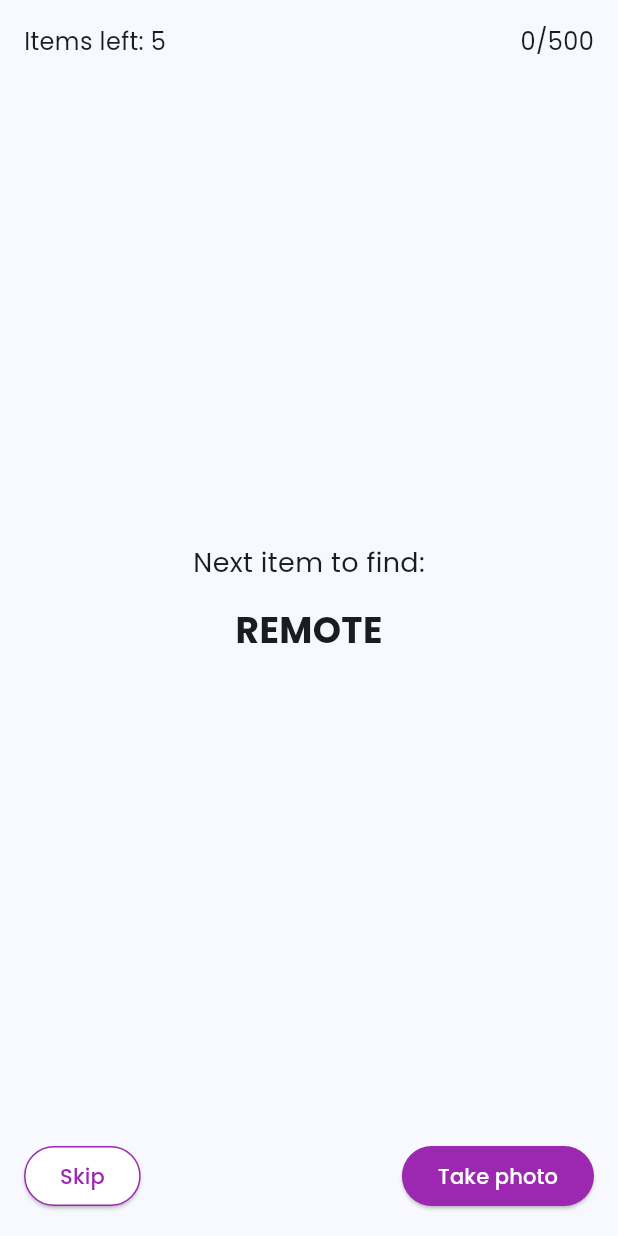
After one commit to Karunanidi/my_tflit_app, a Flutter app: the HuntScreen screen opened directly, on a phone screen of 412 x 824 dp. The commit adds this screen. Run offline on Flutter 3.47's test engine with Material 3 defaults, Android fonts, the phone set to English and light mode, and no system bars; our stand-ins replace cached_network_image, carousel_slider, flutter_svg, get, google_fonts, image_picker and 4 more; missing offline and left inert: flutter_tflite; accounts and stored records are empty; network calls fail.

```diff
--- a/lib/core/utils/constant.dart
+++ b/lib/core/utils/constant.dart
@@ -13,3 +13,10 @@ const String LOTTIE_SCAN_OBJECT = 'assets/lottie_scan_object.json';
 const String LOTTIE_VALIDATE = 'assets/lottie_validate.json';
 
 const String LOTTIE_START = 'assets/lottie_start.json';
+
+// DUMMY RESOURCES
+
+const String IMG_DUMMY =
+    'https://images.unsplash.com/photo-1635939412822-8f3ee593d147?q=80&w=1954&auto=format&fit=crop&ixlib=rb-4.0.3&ixid=M3wxMjA3fDB8MHxwaG90by1wYWdlfHx8fGVufDB8fHx8fA%3D%3D';
+
+const String MAP_BOX_TOKEN = 'pk.eyJ1IjoiaXJmYW5yZXYxNyIsImEiOiJjbHpoNDB4cGQwMG4yMnBxMXY0MG16eXNnIn0.zm924pObJ0R6MZxLzJps6Q';
--- a/lib/main.dart
+++ b/lib/main.dart
@@ -1,6 +1,7 @@
 import 'dart:ui';
 
 import 'package:flutter/material.dart';
+import 'package:flutter/services.dart';
 import 'package:get/get.dart';
 import 'package:google_fonts/google_fonts.dart';
 import 'package:my_tflit_app/core/utils/appcolors.dart';
@@ -10,6 +11,11 @@ import 'package:my_tflit_app/presentation/onboardning_screen/onboarding_screen.d
 
 void main() async {
   WidgetsFlutterBinding.ensureInitialized();
+  await SystemChrome.setPreferredOrientations([
+    DeviceOrientation.portraitUp,
+    DeviceOrientation.portraitDown,
+  ]);
+  // SystemChrome.setEnabledSystemUIMode(SystemUiMode.immersiveSticky);
   await PreferenceUtils.init();
   DartPluginRegistrant.ensureInitialized();
   Get.put(ImageController());
--- /dev/null
+++ b/lib/presentation/detector_screen/hunt_screen.dart
@@ -0,0 +1,89 @@
+import 'package:flutter/material.dart';
+
+class HuntScreen extends StatefulWidget {
+  const HuntScreen({super.key});
+
+  @override
+  State<HuntScreen> createState() => _HuntScreenState();
+}
+
+class _HuntScreenState extends State<HuntScreen> {
+  @override
+  Widget build(BuildContext context) {
+    return Scaffold(
+      body: SafeArea(
+        child: Padding(
+          padding: const EdgeInsets.all(16.0),
+          child: Column(
+            mainAxisAlignment: MainAxisAlignment.spaceBetween,
+            children: [
+              // Top bar
+              const Row(
+                mainAxisAlignment: MainAxisAlignment.spaceBetween,
+                children: [
+                  Text(
+                    'Items left: 5',
+                    style: TextStyle(fontSize: 16.0),
+                  ),
+                  Text(
+                    '0/500',
+                    style: TextStyle(fontSize: 16.0),
+                  ),
+                ],
+              ),
+
+              // Main content area
+              const Column(
+                children: [
+                  Text(
+                    'Next item to find:',
+                    style: TextStyle(fontSize: 18.0),
+                  ),
+                  SizedBox(height: 14.0),
+                  Text(
+                    'REMOTE',
+                    style: TextStyle(fontSize: 24, fontWeight: FontWeight.bold),
+                  ),
+                ],
+              ),
+
+              // Bottom buttons
+              Row(
+                mainAxisAlignment: MainAxisAlignment.spaceBetween,
+                children: [
+                  ElevatedButton(
+                    onPressed: () {
+                      // Skip action
+                    },
+                    style: ElevatedButton.styleFrom(
+                      shape: RoundedRectangleBorder(
+                        borderRadius: BorderRadius.circular(20.0),
+                        side: const BorderSide(color: Colors.purple),
+                      ),
+                      backgroundColor: Colors.white,
+                      foregroundColor: Colors.purple,
+                    ),
+                    child: const Text('Skip'),
+                  ),
+                  ElevatedButton(
+                    onPressed: () {
+                      // Take photo action
+                    },
+                    style: ElevatedButton.styleFrom(
+                      shape: RoundedRectangleBorder(
+                        borderRadius: BorderRadius.circular(20.0),
+                      ),
+                      backgroundColor: Colors.purple,
+                      foregroundColor: Colors.white,
+                    ),
+                    child: const Text('Take photo'),
+                  ),
+                ],
+              ),
+            ],
+          ),
+        ),
+      ),
+    );
+  }
+}
--- a/lib/presentation/detector_screen/intro_screen.dart
+++ b/lib/presentation/detector_screen/intro_screen.dart
@@ -2,6 +2,7 @@ import 'package:flutter/material.dart';
 import 'package:get/get.dart';
 import 'package:my_tflit_app/core/utils/appcolors.dart';
 import 'package:my_tflit_app/presentation/detector_screen/detector_screen.dart';
+import 'package:my_tflit_app/presentation/detector_screen/hunt_screen.dart';
 
 class IntroScreen extends StatefulWidget {
   const IntroScreen({super.key});
@@ -15,7 +16,7 @@ class _IntroScreenState extends State<IntroScreen> {
   void initState() {
     Future.delayed(
       const Duration(seconds: 3),
-      () => Get.to(() => const DetectorScreen()),
+      () => Get.to(() => const HuntScreen()),
     );
     super.initState();
   }
--- a/pubspec.yaml
+++ b/pubspec.yaml
@@ -26,6 +26,10 @@ dependencies:
   bloc: ^8.1.4
   flutter_svg: ^2.0.10+1
   cached_network_image: ^3.4.0
+  carousel_slider: ^5.0.0
+  permission_handler: ^11.3.1
+  flutter_map: ^5.0.0
+  latlong2: ^0.9.1
 
 
 dev_dependencies:
```
Also changed, not shown: lib/core/utils/permission_helper.dart (added, +52 -0 lines), lib/presentation/detector_screen/detector_screen.dart (+15 -9 lines), lib/presentation/home_page_screen/home_page_screen.dart (+175 -95 lines), lib/presentation/onboardning_screen/onboarding_screen.dart (+12 -0 lines), lib/presentation/score_screen/score_screen.dart (+14 -1 lines), pubspec.lock, 4 other files.
